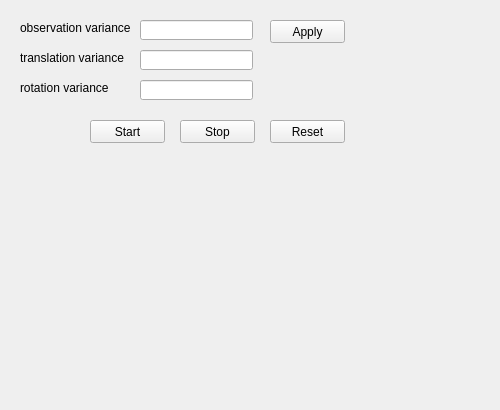
Qt form Hanse/Module_VisualSLAM/form_visualslam.ui (iti-luebeck/HANSE2011) before a commit.
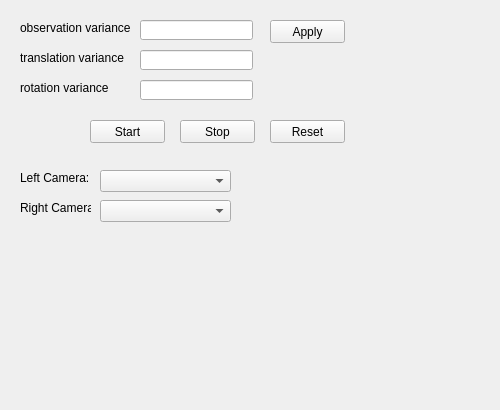
The same form after that commit.

The edit to the form file:
```diff
--- a/Hanse/Module_VisualSLAM/form_visualslam.ui
+++ b/Hanse/Module_VisualSLAM/form_visualslam.ui
@@ -134,6 +134,52 @@
     <string>Apply</string>
    </property>
   </widget>
+  <widget class="QComboBox" name="leftCameraBox">
+   <property name="geometry">
+    <rect>
+     <x>100</x>
+     <y>170</y>
+     <width>131</width>
+     <height>22</height>
+    </rect>
+   </property>
+  </widget>
+  <widget class="QComboBox" name="rightCameraBox">
+   <property name="geometry">
+    <rect>
+     <x>100</x>
+     <y>200</y>
+     <width>131</width>
+     <height>22</height>
+    </rect>
+   </property>
+  </widget>
+  <widget class="QLabel" name="label_4">
+   <property name="geometry">
+    <rect>
+     <x>20</x>
+     <y>170</y>
+     <width>71</width>
+     <height>16</height>
+    </rect>
+   </property>
+   <property name="text">
+    <string>Left Camera:</string>
+   </property>
+  </widget>
+  <widget class="QLabel" name="label_5">
+   <property name="geometry">
+    <rect>
+     <x>20</x>
+     <y>200</y>
+     <width>71</width>
+     <height>16</height>
+    </rect>
+   </property>
+   <property name="text">
+    <string>Right Camera:</string>
+   </property>
+  </widget>
  </widget>
  <resources/>
  <connections/>
```
